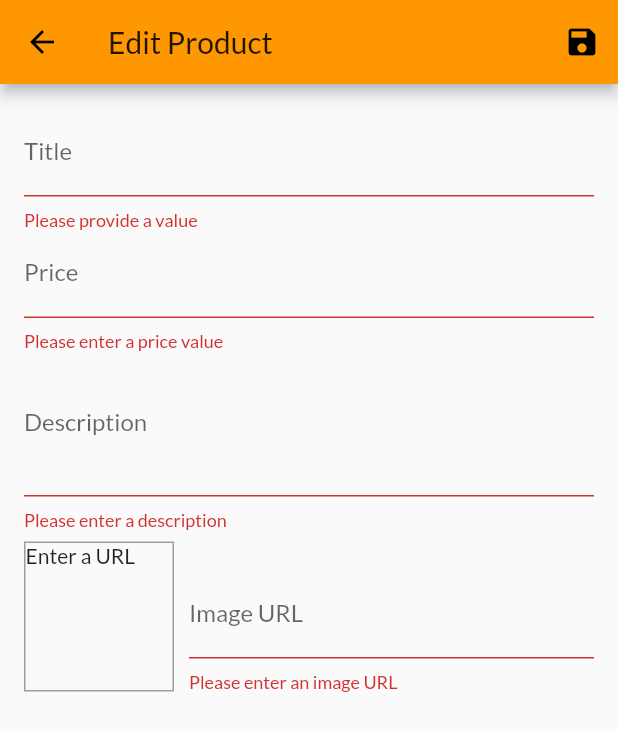
After one commit to hayden-huynh/Flutter-Learning, a Flutter app: the EditProductScreen screen opened by its route, after a tap on the "save" icon, on a phone screen of 412 x 824 dp. The commit adds this screen. Shown: the top 731 px of the screen. Run offline on Flutter 3.47's test engine with Material 2 defaults, Android fonts, the phone set to English and light mode, and no system bars; our stand-ins replace google_maps_flutter, image_picker, location, sqflite; accounts and stored records are empty; network calls fail.

Commit message:
Finished Section 9

```diff
--- a/shop_app/lib/main.dart
+++ b/shop_app/lib/main.dart
@@ -8,6 +8,8 @@
 import 'package:shop_app/screens/cart_screen.dart';
 import 'package:shop_app/providers/orders.dart';
 import 'package:shop_app/screens/orders_screen.dart';
+import 'package:shop_app/screens/user_product_screen.dart';
+import 'package:shop_app/screens/edit_product_screen.dart';
 
 void main() {
   runApp(MyApp());
@@ -43,6 +45,8 @@
           ProductDetailsScreen.routeName: (ctx) => ProductDetailsScreen(),
           CartScreen.routeName: (ctx) => CartScreen(),
           OrdersScreen.routeName: (ctx) => OrdersScreen(),
+          UserProductScreen.routeName: (ctx) => UserProductScreen(),
+          EditProductScreen.routeName: (ctx) => EditProductScreen()
         },
         debugShowCheckedModeBanner: false,
       ),
--- a/shop_app/lib/providers/products_provider.dart
+++ b/shop_app/lib/providers/products_provider.dart
@@ -65,9 +65,29 @@
     return _items.where((product) => product.isFavorite).toList();
   }
 
-  void addProduct() {
-    // _items.add(value);
+  void addProduct(Product product) {
+    final newProduct = Product(
+      title: product.title,
+      description: product.description,
+      imageUrl: product.imageUrl,
+      price: product.price,
+      id: DateTime.now().toString(),
+    );
+    _items.add(newProduct);
     notifyListeners(); // Call this function to notify all listening widgets about changes
+  }
+
+  void updateProduct(String id, Product newProduct) {
+    final prodIndex = _items.indexWhere((prod) => prod.id == id);
+    if (prodIndex >= 0) {
+      _items[prodIndex] = newProduct;
+      notifyListeners();
+    }
+  }
+
+  void deleteProduct(String id) {
+    _items.removeWhere((prod) => prod.id == id);
+    notifyListeners();
   }
 
   // Should offload behind-the-scene logics to the provider
--- /dev/null
+++ b/shop_app/lib/screens/edit_product_screen.dart
@@ -0,0 +1,286 @@
+import 'package:flutter/material.dart';
+import 'package:provider/provider.dart';
+
+import 'package:shop_app/providers/product.dart';
+import 'package:shop_app/providers/products_provider.dart';
+
+class EditProductScreen extends StatefulWidget {
+  static const String routeName = "/edit-product";
+
+  @override
+  _EditProductScreenState createState() => _EditProductScreenState();
+}
+
+class _EditProductScreenState extends State<EditProductScreen> {
+  final _priceFocusNode = FocusNode();
+  final _descriptionFocusNode = FocusNode();
+  final _imageUrlFocusNode = FocusNode();
+  final _imageUrlController = TextEditingController();
+  final _form = GlobalKey<FormState>();
+  var _edittedProduct = Product(
+    id: null,
+    title: '',
+    price: 0,
+    description: '',
+    imageUrl: '',
+  );
+  var _initValues = {
+    "title": "",
+    "description": "",
+    "price": "",
+    "imageUrl": ""
+  };
+  var _isInit = true;
+
+  void _updateImageUrl() {
+    // Update the image preview when we lose focus on the TextFormField of the image url
+    if (!_imageUrlFocusNode.hasFocus) {
+      // if (_imageUrlController.text.isEmpty ||
+      //     (!_imageUrlController.text.startsWith("http") &&
+      //         !_imageUrlController.text.startsWith("https")) ||
+      //     (!_imageUrlController.text.endsWith(".png") &&
+      //         !_imageUrlController.text.endsWith(".jpg") &&
+      //         !_imageUrlController.text.endsWith("jpeg"))) {
+      //   return;
+      // }
+      setState(() {});
+    }
+  }
+
+  void _saveForm() {
+    final isValid = _form.currentState
+        .validate(); // Trigger all available validators of the form fields
+    if (!isValid) {
+      return;
+    }
+    _form.currentState.save();
+    if (_edittedProduct.id != null) {
+      Provider.of<Products>(context, listen: false).updateProduct(
+        _edittedProduct.id,
+        _edittedProduct,
+      );
+    } else {
+      Provider.of<Products>(context, listen: false).addProduct(_edittedProduct);
+    }
+
+    Navigator.of(context).pop();
+  }
+
+  @override
+  void initState() {
+    _imageUrlFocusNode.addListener(_updateImageUrl);
+    super.initState();
+  }
+
+  @override
+  void didChangeDependencies() {
+    if (_isInit) {
+      final productId = ModalRoute.of(context).settings.arguments as String;
+      if (productId != null) {
+        _edittedProduct =
+            Provider.of<Products>(context, listen: false).findById(productId);
+        _initValues = {
+          "title": _edittedProduct.title,
+          "description": _edittedProduct.description,
+          "price": _edittedProduct.price.toString(),
+          "imageUrl": ""
+        };
+        _imageUrlController.text = _edittedProduct.imageUrl;
+      }
+    }
+    _isInit = false;
+    super.didChangeDependencies();
+  }
+
+  @override
+  void dispose() {
+    // Need to dispose manually otherwise there will be memory leaks
+    _priceFocusNode.dispose();
+    _descriptionFocusNode.dispose();
+    _imageUrlController.dispose();
+    _imageUrlFocusNode.removeListener(_updateImageUrl);
+    _imageUrlFocusNode.dispose();
+    super.dispose();
+  }
+
+  @override
+  Widget build(BuildContext context) {
+    return Scaffold(
+      appBar: AppBar(
+        title: Text("Edit Product"),
+        actions: [
+          IconButton(
+            onPressed: _saveForm,
+            icon: Icon(Icons.save),
+          ),
+        ],
+      ),
+      body: Padding(
+        padding: const EdgeInsets.all(16.0),
+        child: Form(
+          key: _form,
+          child: SingleChildScrollView(
+            child: Column(
+              children: [
+                TextFormField(
+                  decoration: InputDecoration(labelText: "Title"),
+                  initialValue: _initValues["title"],
+                  textInputAction: TextInputAction.next,
+                  validator: (value) {
+                    // value is the string inputted into the field
+                    // return "Some text"; // The error message is returned if there is error
+                    // return null; // The input is always considered valid
+                    if (value.isEmpty) {
+                      return "Please provide a value";
+                    }
+                    return null;
+                  },
+                  onFieldSubmitted: (_) {
+                    FocusScope.of(context).requestFocus(
+                        _priceFocusNode); // Transfer focus to the next text field
+                  },
+                  onSaved: (value) {
+                    _edittedProduct = Product(
+                      title: value,
+                      price: _edittedProduct.price,
+                      description: _edittedProduct.description,
+                      imageUrl: _edittedProduct.imageUrl,
+                      id: _edittedProduct.id,
+                      isFavorite: _edittedProduct.isFavorite,
+                    );
+                  },
+                ),
+                TextFormField(
+                    decoration: InputDecoration(labelText: "Price"),
+                    initialValue: _initValues["price"],
+                    keyboardType: TextInputType.number,
+                    textInputAction: TextInputAction.next,
+                    focusNode: _priceFocusNode,
+                    validator: (value) {
+                      if (value.isEmpty) {
+                        return "Please enter a price value";
+                      }
+                      if (double.tryParse(value) == null) {
+                        return "Please enter a valid price value";
+                      }
+                      if (double.parse(value) <= 0) {
+                        return "Please enter a price value greater than 0";
+                      }
+                      return null;
+                    },
+                    onFieldSubmitted: (_) {
+                      FocusScope.of(context)
+                          .requestFocus(_descriptionFocusNode);
+                    },
+                    onSaved: (value) {
+                      _edittedProduct = Product(
+                        title: _edittedProduct.title,
+                        price: double.parse(value),
+                        description: _edittedProduct.description,
+                        imageUrl: _edittedProduct.imageUrl,
+                        id: _edittedProduct.id,
+                        isFavorite: _edittedProduct.isFavorite,
+                      );
+                    }),
+                TextFormField(
+                    decoration: InputDecoration(labelText: "Description"),
+                    initialValue: _initValues["description"],
+                    maxLines: 3,
+                    keyboardType: TextInputType.multiline,
+                    focusNode: _descriptionFocusNode,
+                    // textInputAction: TextInputAction.next, // A button to move to a new line will automatically be provided so we can't set anything here
+                    // Also not possible to move our focus because we can't set the next button above
+
+                    validator: (value) {
+                      if (value.isEmpty) {
+                        return "Please enter a description";
+                      }
+                      if (value.length < 10) {
+                        return "Description should be at least 10 characters long";
+                      }
+                      return null;
+                    },
+                    onSaved: (value) {
+                      _edittedProduct = Product(
+                        title: _edittedProduct.title,
+                        price: _edittedProduct.price,
+                        description: value,
+                        imageUrl: _edittedProduct.imageUrl,
+                        id: _edittedProduct.id,
+                        isFavorite: _edittedProduct.isFavorite,
+                      );
+                    }),
+                Row(
+                  crossAxisAlignment: CrossAxisAlignment.end,
+                  children: [
+                    Container(
+                      width: 100,
+                      height: 100,
+                      margin: EdgeInsets.only(
+                        top: 8,
+                        right: 10,
+                      ),
+                      decoration: BoxDecoration(
+                        border: Border.all(
+                          width: 1,
+                          color: Colors.grey,
+                        ),
+                      ),
+                      child: _imageUrlController.text.isEmpty
+                          ? Text("Enter a URL")
+                          : FittedBox(
+                              child: Image.network(
+                                _imageUrlController.text,
+                                fit: BoxFit.cover,
+                              ),
+                            ),
+                    ),
+                    Expanded(
+                      // Wrap into Expanded otherwise the TextFormField will take infinite width
+                      child: TextFormField(
+                        decoration: InputDecoration(labelText: "Image URL"),
+                        // initialValue: _initValues["imageUrl"], // Cannot use this if already use a TextEdittingController
+                        keyboardType: TextInputType.url,
+                        textInputAction: TextInputAction.done,
+                        controller: _imageUrlController,
+                        focusNode: _imageUrlFocusNode,
+                        validator: (value) {
+                          if (value.isEmpty) {
+                            return "Please enter an image URL";
+                          }
+                          if (!value.startsWith("http") &&
+                              !value.startsWith("https")) {
+                            return "Please enter a valid URL";
+                          }
+                          // if (!value.endsWith(".png") &&
+                          //     !value.endsWith(".jpg") &&
+                          //     !value.endsWith("jpeg")) {
+                          //   return "Please enter a valid image URL";
+                          // }
+                          return null;
+                        },
+                        onFieldSubmitted: (_) {
+                          _saveForm();
+                        },
+                        onSaved: (value) {
+                          _edittedProduct = Product(
+                            title: _edittedProduct.title,
+                            price: _edittedProduct.price,
+                            description: _edittedProduct.description,
+                            imageUrl: value,
+                            id: _edittedProduct.id,
+                            isFavorite: _edittedProduct.isFavorite,
+                          );
+                        },
+                      ),
+                    )
+                  ],
+                )
+              ],
+            ),
+          ),
+        ),
+      ),
+    );
+  }
+}
```
Also changed, not shown: shop_app/lib/providers/cart.dart (+19 -0 lines), shop_app/lib/screens/user_product_screen.dart (added, +47 -0 lines), shop_app/lib/widgets/app_drawer.dart (+10 -0 lines), shop_app/lib/widgets/cart_item.dart (+24 -0 lines), shop_app/lib/widgets/product_item.dart (+13 -0 lines), shop_app/lib/widgets/user_product_item.dart (added, +52 -0 lines), shop_app/pubspec.lock.
